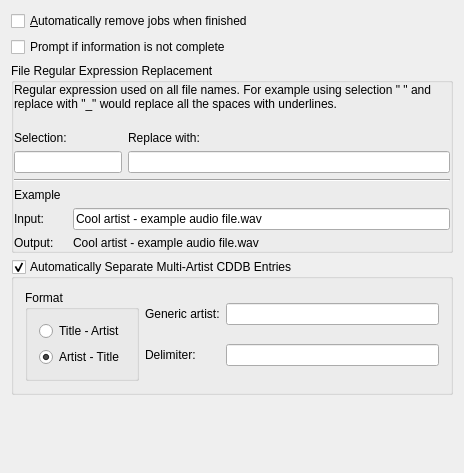
Qt form general.ui (KDE/kaudiocreator) before a commit.
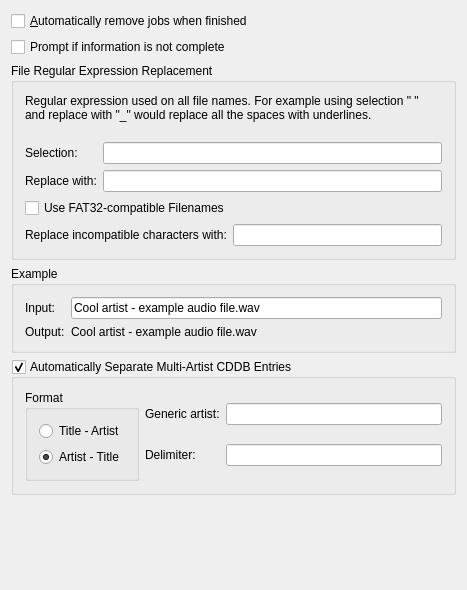
The same form after that commit. Custom widgets are drawn as their Qt base class.

Commit message: Option to create FAT32-compatible filenames, a bit ugly again but seems to work.

Patch:
```diff
--- a/general.ui
+++ b/general.ui
@@ -5,14 +5,14 @@
    <rect>
     <x>0</x>
     <y>0</y>
-    <width>460</width>
-    <height>473</height>
+    <width>467</width>
+    <height>590</height>
    </rect>
   </property>
   <property name="windowTitle" >
    <string>General</string>
   </property>
-  <layout class="QVBoxLayout" >
+  <layout class="QVBoxLayout" name="verticalLayout" >
    <item>
     <widget class="QCheckBox" name="kcfg_removeCompletedJobs" >
      <property name="text" >
@@ -32,30 +32,8 @@
      <property name="title" >
       <string>File Regular Expression Replacement</string>
      </property>
-     <layout class="QGridLayout" >
-      <property name="leftMargin" >
-       <number>0</number>
-      </property>
-      <property name="topMargin" >
-       <number>0</number>
-      </property>
-      <property name="rightMargin" >
-       <number>0</number>
-      </property>
-      <property name="bottomMargin" >
-       <number>0</number>
-      </property>
-      <item row="1" column="0" >
-       <widget class="QLabel" name="textLabel2" >
-        <property name="text" >
-         <string>Selection:</string>
-        </property>
-        <property name="wordWrap" >
-         <bool>false</bool>
-        </property>
-       </widget>
-      </item>
-      <item row="0" column="0" colspan="3" >
+     <layout class="QGridLayout" name="gridLayout_3" >
+      <item row="0" column="0" colspan="2" >
        <widget class="QLabel" name="textLabel1" >
         <property name="text" >
          <string>Regular expression used on all file names. For example using selection " " and replace with "_" would replace all the spaces with underlines.
@@ -69,7 +47,76 @@
         </property>
        </widget>
       </item>
-      <item row="5" column="0" >
+      <item row="1" column="0" colspan="2" >
+       <layout class="QGridLayout" name="gridLayout" >
+        <item row="0" column="0" >
+         <widget class="QLabel" name="textLabel2" >
+          <property name="text" >
+           <string>Selection:</string>
+          </property>
+          <property name="wordWrap" >
+           <bool>false</bool>
+          </property>
+         </widget>
+        </item>
+        <item row="0" column="1" >
+         <widget class="QLineEdit" name="kcfg_replaceInput" />
+        </item>
+        <item row="1" column="0" >
+         <widget class="QLabel" name="textLabel3" >
+          <property name="text" >
+           <string>Replace with:</string>
+          </property>
+          <property name="wordWrap" >
+           <bool>false</bool>
+          </property>
+         </widget>
+        </item>
+        <item row="1" column="1" >
+         <widget class="QLineEdit" name="kcfg_replaceOutput" />
+        </item>
+       </layout>
+      </item>
+      <item row="2" column="0" colspan="2" >
+       <widget class="QCheckBox" name="kcfg_fat32compatible" >
+        <property name="toolTip" >
+         <string>Check if you want FAT32-incompatible characters to be replaced.</string>
+        </property>
+        <property name="whatsThis" >
+         <string>Check if you want FAT32-incompatible characters to be replaced. Of course this only works if the output is created by this program (%f), not the encoder itself.</string>
+        </property>
+        <property name="text" >
+         <string>Use FAT32-compatible Filenames</string>
+        </property>
+       </widget>
+      </item>
+      <item row="3" column="0" >
+       <widget class="QLabel" name="label" >
+        <property name="text" >
+         <string>Replace incompatible characters with:</string>
+        </property>
+       </widget>
+      </item>
+      <item row="3" column="1" >
+       <widget class="QLineEdit" name="kcfg_replaceFatIncompatible" >
+        <property name="toolTip" >
+         <string>Replace FAT32-incompatible characters with that text.</string>
+        </property>
+        <property name="whatsThis" >
+         <string>Replace FAT32-incompatible characters with that text.</string>
+        </property>
+       </widget>
+      </item>
+     </layout>
+    </widget>
+   </item>
+   <item>
+    <widget class="QGroupBox" name="groupBox" >
+     <property name="title" >
+      <string>Example</string>
+     </property>
+     <layout class="QGridLayout" name="gridLayout_2" >
+      <item row="0" column="0" >
        <widget class="QLabel" name="inputlabel" >
         <property name="text" >
          <string>Input:</string>
@@ -79,7 +126,14 @@
         </property>
        </widget>
       </item>
-      <item row="6" column="0" >
+      <item row="0" column="1" >
+       <widget class="QLineEdit" name="example" >
+        <property name="text" >
+         <string>Cool artist - example audio file.wav</string>
+        </property>
+       </widget>
+      </item>
+      <item row="1" column="0" >
        <widget class="QLabel" name="outputLabel" >
         <property name="text" >
          <string>Output:</string>
@@ -89,17 +143,7 @@
         </property>
        </widget>
       </item>
-      <item row="4" column="0" colspan="2" >
-       <widget class="QLabel" name="exampleLabel" >
-        <property name="text" >
-         <string>Example</string>
-        </property>
-        <property name="wordWrap" >
-         <bool>false</bool>
-        </property>
-       </widget>
-      </item>
-      <item row="6" column="1" colspan="2" >
+      <item row="1" column="1" >
        <widget class="QLabel" name="exampleOutput" >
         <property name="text" >
          <string>Cool artist - example audio file.wav</string>
@@ -109,39 +153,6 @@
         </property>
        </widget>
       </item>
-      <item row="5" column="1" colspan="2" >
-       <widget class="QLineEdit" name="example" >
-        <property name="text" >
-         <string>Cool artist - example audio file.wav</string>
-        </property>
-       </widget>
-      </item>
-      <item row="2" column="0" colspan="2" >
-       <widget class="QLineEdit" name="kcfg_replaceInput" />
-      </item>
-      <item row="2" column="2" >
-       <widget class="QLineEdit" name="kcfg_replaceOutput" />
-      </item>
-      <item row="1" column="2" >
-       <widget class="QLabel" name="textLabel3" >
-        <property name="text" >
-         <string>Replace with:</string>
-        </property>
-        <property name="wordWrap" >
-         <bool>false</bool>
-        </property>
-       </widget>
-      </item>
-      <item row="3" column="0" colspan="3" >
-       <widget class="Line" name="line1" >
-        <property name="frameShape" >
-         <enum>QFrame::HLine</enum>
-        </property>
-        <property name="frameShadow" >
-         <enum>QFrame::Sunken</enum>
-        </property>
-       </widget>
-      </item>
      </layout>
     </widget>
    </item>
@@ -185,16 +196,7 @@
       </item>
       <item>
        <layout class="QGridLayout" >
-        <property name="leftMargin" >
-         <number>0</number>
-        </property>
-        <property name="topMargin" >
-         <number>0</number>
-        </property>
-        <property name="rightMargin" >
-         <number>0</number>
-        </property>
-        <property name="bottomMargin" >
+        <property name="margin" >
          <number>0</number>
         </property>
         <item row="1" column="0" >
```
Left out of the diff: 2 changed lines with no effect on the pictures. The commit also changes 6 other files.
